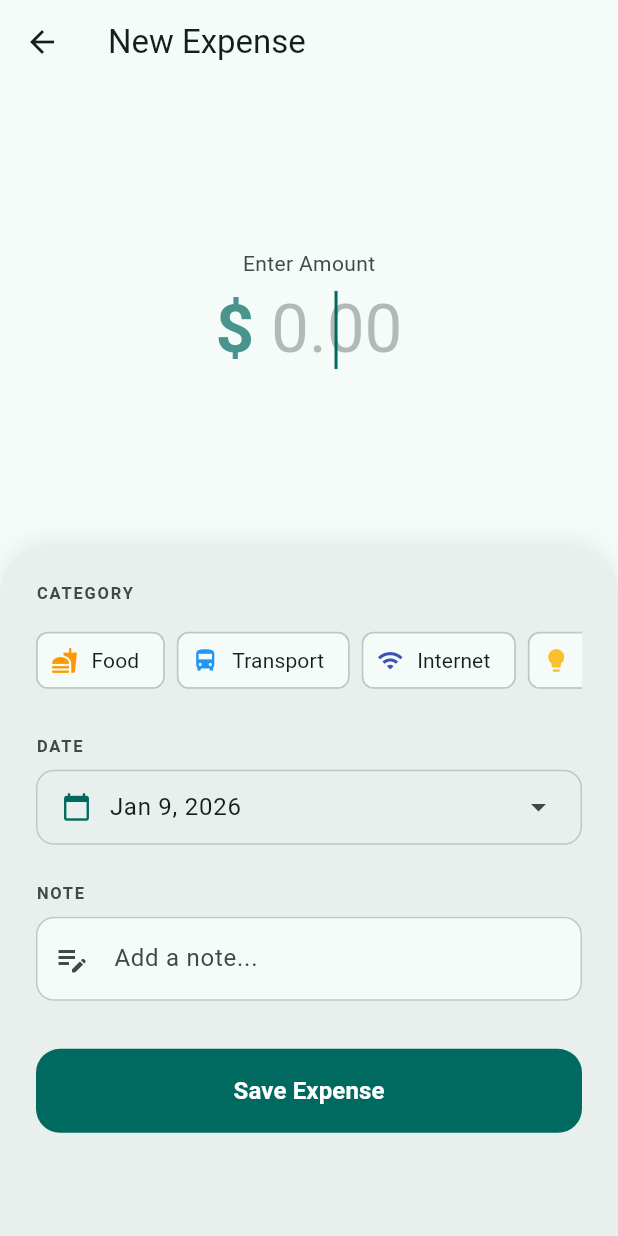
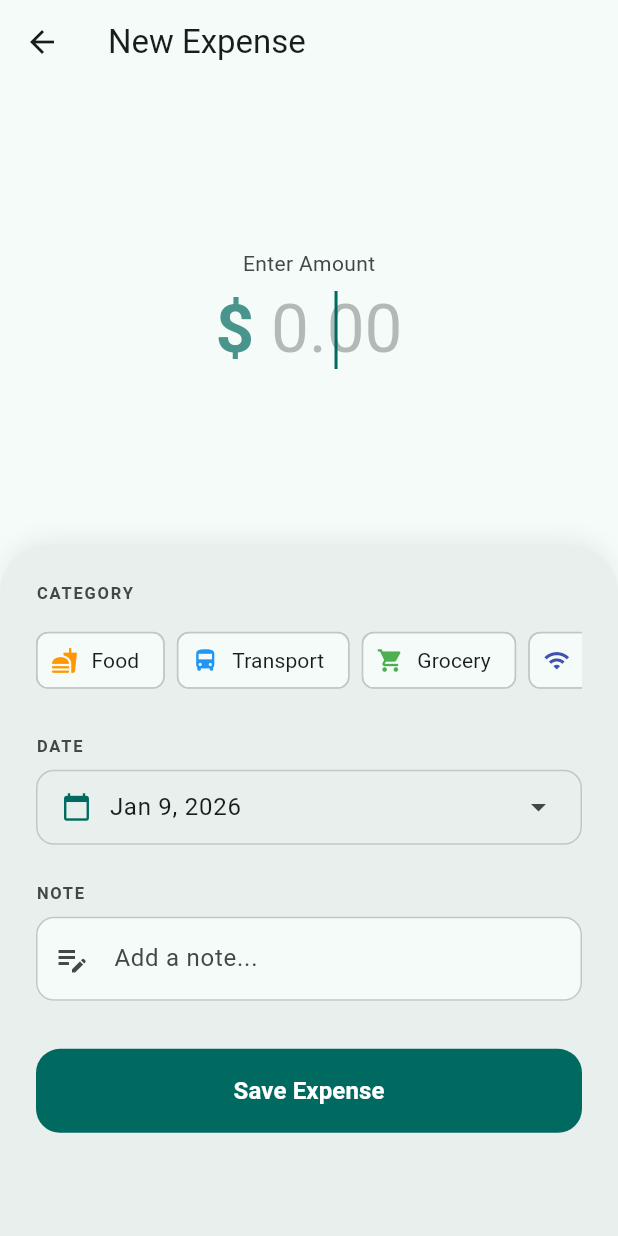
Before and after one commit to realtwumasi/expense_tracking_mobile_app, a Flutter app: the AddEditExpenseScreen screen opened directly, on a phone screen of 412 x 824 dp. Run offline on Flutter 3.47's test engine with Material 3 defaults, Android fonts, the phone set to English and light mode, and no system bars; our stand-ins replace csv, fl_chart, flutter_local_notifications, share_plus, shared_preferences, sqflite and 1 more; accounts and stored records are empty; statements that could not run were skipped.

Commit message:
update 17 (optimization)

```diff
--- a/lib/database/database_helper.dart
+++ b/lib/database/database_helper.dart
@@ -22,9 +22,24 @@ class DatabaseHelper {
 
     return await openDatabase(
       path,
-      version: 1,
+      version: 2, // Bumped for Grocery category
       onCreate: _createDB,
+      onUpgrade: _upgradeDB,
     );
+  }
+
+  Future<void> _upgradeDB(Database db, int oldVersion, int newVersion) async {
+    if (oldVersion < 2) {
+      // Add Grocery category for existing users
+      await db.insert('categories', Category(
+        id: 'grocery',
+        name: 'Grocery',
+        iconCodePoint: Icons.shopping_cart.codePoint,
+        iconFontFamily: Icons.shopping_cart.fontFamily,
+        iconFontPackage: Icons.shopping_cart.fontPackage,
+        colorValue: Colors.green.toARGB32(),
+      ).toMap());
+    }
   }
 
   Future<void> _createDB(Database db, int version) async {
@@ -85,6 +100,14 @@ CREATE TABLE expenses (
         iconFontFamily: Icons.directions_bus.fontFamily,
         iconFontPackage: Icons.directions_bus.fontPackage,
         colorValue: Colors.blue.toARGB32(),
+      ),
+      Category(
+        id: 'grocery',
+        name: 'Grocery',
+        iconCodePoint: Icons.shopping_cart.codePoint,
+        iconFontFamily: Icons.shopping_cart.fontFamily,
+        iconFontPackage: Icons.shopping_cart.fontPackage,
+        colorValue: Colors.green.toARGB32(),
       ),
       Category(
         id: 'internet',
--- a/lib/models/category.dart
+++ b/lib/models/category.dart
@@ -39,14 +39,15 @@ class Category {
     );
   }
 
-  static const Map<int, IconData> _supportedIcons = {
-    0xe25a: Icons.fastfood,
-    0xe1d5: Icons.directions_bus,
-    0xe6e7: Icons.wifi,
-    0xe37b: Icons.lightbulb,
-    0xe40d: Icons.movie,
-    0xe396: Icons.local_hospital,
-    0xe148: Icons.category,
+  static Map<int, IconData> get _supportedIcons => {
+    Icons.fastfood.codePoint: Icons.fastfood,
+    Icons.directions_bus.codePoint: Icons.directions_bus,
+    Icons.shopping_cart.codePoint: Icons.shopping_cart, // Grocery
+    Icons.wifi.codePoint: Icons.wifi,
+    Icons.lightbulb.codePoint: Icons.lightbulb,
+    Icons.movie.codePoint: Icons.movie,
+    Icons.local_hospital.codePoint: Icons.local_hospital,
+    Icons.category.codePoint: Icons.category,
   };
 
   IconData get iconData {
--- a/lib/screens/category_summary_screen.dart
+++ b/lib/screens/category_summary_screen.dart
@@ -133,7 +133,7 @@ class _CategorySummaryScreenState extends State<CategorySummaryScreen> {
           final sortedKeys = summary.keys.toList()
             ..sort((a, b) => summary[b]!.compareTo(summary[a]!));
 
-          final currency = Provider.of<SettingsProvider>(context).currencySymbol;
+          final currency = Provider.of<SettingsProvider>(context, listen: false).currencySymbol;
 
           return Column(
             children: [
--- a/lib/screens/daily_expenses_screen.dart
+++ b/lib/screens/daily_expenses_screen.dart
@@ -33,6 +33,7 @@ class DailyExpensesScreen extends StatelessWidget {
           }
 
           final total = expenses.fold(0.0, (sum, item) => sum + item.amount);
+          final currency = Provider.of<SettingsProvider>(context, listen: false).currencySymbol;
 
           return Column(
             children: [
@@ -43,7 +44,7 @@ class DailyExpensesScreen extends StatelessWidget {
                   mainAxisAlignment: MainAxisAlignment.spaceBetween,
                   children: [
                     Text('Total Spent', style: Theme.of(context).textTheme.titleMedium),
-                    Text('${Provider.of<SettingsProvider>(context).currencySymbol}${total.toStringAsFixed(2)}',
+                    Text('$currency${total.toStringAsFixed(2)}',
                         style: Theme.of(context).textTheme.headlineSmall?.copyWith(
                           color: Theme.of(context).colorScheme.primary,
                           fontWeight: FontWeight.bold
@@ -65,7 +66,7 @@ class DailyExpensesScreen extends StatelessWidget {
                     return ExpenseListTile(
                       expense: expense,
                       category: category,
-                      currencySymbol: Provider.of<SettingsProvider>(context, listen: false).currencySymbol,
+                      currencySymbol: currency,
                       onTap: () {
                         Navigator.push(
                           context,
```
Also changed, not shown: 1 other file.
